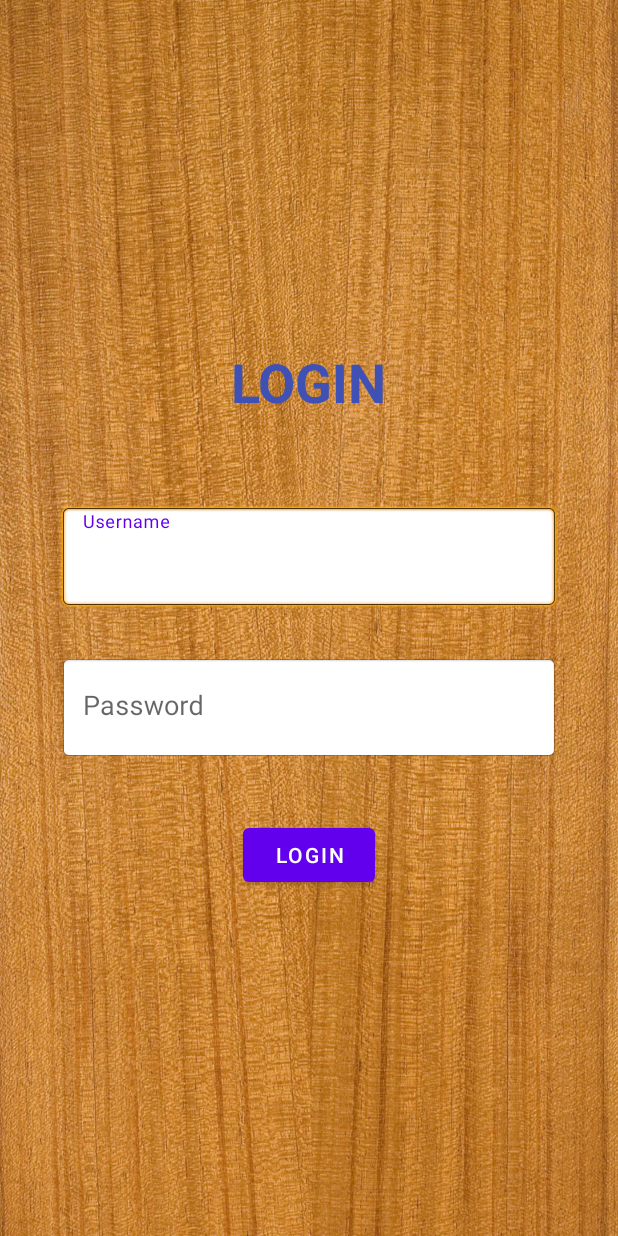
After one commit to theKeval/GoalGame, an Android app: the LoginActivity screen opened directly, with no data from a screen before it, on a phone screen of 412 x 824 dp. The commit adds this screen. Run offline under Robolectric (Android 15) with nearby library versions, the phone set to English and light mode, and no system bars.

Commit message:
signup and login activity created - half baked

```diff
--- a/app/src/main/AndroidManifest.xml
+++ b/app/src/main/AndroidManifest.xml
@@ -9,6 +9,8 @@
         android:roundIcon="@mipmap/ic_launcher_round"
         android:supportsRtl="true"
         android:theme="@style/Theme.GoalGame">
+        <activity android:name=".LoginActivity"></activity>
+        <activity android:name=".SignUpActivity" />
         <activity android:name=".MainActivity">
             <intent-filter>
                 <action android:name="android.intent.action.MAIN" />
--- /dev/null
+++ b/app/src/main/java/com/thekeval/goalgame/LoginActivity.java
@@ -0,0 +1,14 @@
+package com.thekeval.goalgame;
+
+import androidx.appcompat.app.AppCompatActivity;
+
+import android.os.Bundle;
+
+public class LoginActivity extends AppCompatActivity {
+
+    @Override
+    protected void onCreate(Bundle savedInstanceState) {
+        super.onCreate(savedInstanceState);
+        setContentView(R.layout.activity_login);
+    }
+}
--- /dev/null
+++ b/app/src/main/res/layout/activity_login.xml
@@ -0,0 +1,106 @@
+<?xml version="1.0" encoding="utf-8"?>
+<androidx.constraintlayout.widget.ConstraintLayout xmlns:android="http://schemas.android.com/apk/res/android"
+    xmlns:app="http://schemas.android.com/apk/res-auto"
+    xmlns:tools="http://schemas.android.com/tools"
+    android:layout_width="match_parent"
+    android:layout_height="match_parent"
+    tools:context=".LoginActivity">
+
+    <ImageView
+        android:id="@+id/imageView3"
+        android:layout_width="wrap_content"
+        android:layout_height="wrap_content"
+        android:scaleType="fitXY"
+        app:layout_constraintBottom_toBottomOf="parent"
+        app:layout_constraintEnd_toEndOf="parent"
+        app:layout_constraintStart_toStartOf="parent"
+        app:layout_constraintTop_toTopOf="parent"
+        app:srcCompat="@drawable/wood_bg_2" />
+
+    <TextView
+        android:id="@+id/textView2"
+        android:layout_width="wrap_content"
+        android:layout_height="wrap_content"
+        android:text="Login"
+        android:textAllCaps="true"
+        android:textColor="#3F51B5"
+        android:textSize="36sp"
+        android:textStyle="bold"
+        app:layout_constraintBottom_toTopOf="@+id/input_username"
+        app:layout_constraintEnd_toEndOf="parent"
+        app:layout_constraintHorizontal_bias="0.5"
+        app:layout_constraintStart_toStartOf="parent"
+        app:layout_constraintTop_toBottomOf="@+id/imageView3"
+        app:layout_constraintVertical_chainStyle="packed" />
+
+    <com.google.android.material.textfield.TextInputLayout
+        android:id="@+id/input_username"
+        android:layout_width="match_parent"
+        android:layout_height="wrap_content"
+        android:layout_marginStart="32dp"
+        android:layout_marginTop="50dp"
+        android:layout_marginEnd="32dp"
+        app:boxCollapsedPaddingTop="5dp"
+        app:boxStrokeWidth="0dp"
+        app:boxStrokeWidthFocused="0dp"
+        app:layout_constraintBottom_toTopOf="@+id/input_password"
+        app:layout_constraintEnd_toEndOf="@+id/textView2"
+        app:layout_constraintHorizontal_bias="0.5"
+        app:layout_constraintStart_toStartOf="@+id/textView2"
+        app:layout_constraintTop_toBottomOf="@+id/textView2">
+
+        <EditText
+            android:id="@+id/et_userName"
+            android:layout_width="match_parent"
+            android:layout_height="70dp"
+            android:layout_margin="7dp"
+            android:background="@android:drawable/editbox_background"
+            android:hint="Username"
+            android:inputType="textPersonName"
+            android:singleLine="true"
+            android:textSize="18sp" />
+
+    </com.google.android.material.textfield.TextInputLayout>
+
+    <com.google.android.material.textfield.TextInputLayout
+        android:id="@+id/input_password"
+        android:layout_width="match_parent"
+        android:layout_height="wrap_content"
+        android:layout_marginStart="32dp"
+        android:layout_marginTop="16dp"
+        android:layout_marginEnd="32dp"
+        app:boxCollapsedPaddingTop="5dp"
+        app:boxStrokeWidth="0dp"
+        app:boxStrokeWidthFocused="0dp"
+        app:layout_constraintBottom_toTopOf="@+id/btnSignUp_signUpScreen2"
+        app:layout_constraintEnd_toEndOf="@+id/input_username"
+        app:layout_constraintHorizontal_bias="0.5"
+        app:layout_constraintStart_toStartOf="@+id/input_username"
+        app:layout_constraintTop_toBottomOf="@+id/input_username">
+
+        <EditText
+            android:id="@+id/et_password"
+            android:layout_width="match_parent"
+            android:layout_height="70dp"
+            android:layout_margin="7dp"
+            android:background="@android:drawable/editbox_background"
+            android:hint="Password"
+            android:inputType="textVisiblePassword"
+            android:singleLine="true"
+            android:textSize="18sp" />
+
+    </com.google.android.material.textfield.TextInputLayout>
+
+    <Button
+        android:id="@+id/btnSignUp_signUpScreen2"
+        android:layout_width="wrap_content"
+        android:layout_height="wrap_content"
+        android:layout_marginTop="32dp"
+        android:text="Login"
+        app:layout_constraintBottom_toTopOf="@+id/imageView3"
+        app:layout_constraintEnd_toEndOf="@+id/input_password"
+        app:layout_constraintHorizontal_bias="0.5"
+        app:layout_constraintStart_toStartOf="@+id/input_password"
+        app:layout_constraintTop_toBottomOf="@+id/input_password" />
+
+</androidx.constraintlayout.widget.ConstraintLayout>
--- a/app/src/main/res/values/colors.xml
+++ b/app/src/main/res/values/colors.xml
@@ -7,4 +7,7 @@
     <color name="teal_700">#FF018786</color>
     <color name="black">#FF000000</color>
     <color name="white">#FFFFFFFF</color>
+
+    <color name="wood">#CAA472</color>
+    <color name="wood_dark">#82490b</color>
 </resources>
--- a/app/src/main/res/values/themes.xml
+++ b/app/src/main/res/values/themes.xml
@@ -1,6 +1,6 @@
 <resources xmlns:tools="http://schemas.android.com/tools">
     <!-- Base application theme. -->
-    <style name="Theme.GoalGame" parent="Theme.MaterialComponents.DayNight.DarkActionBar">
+    <style name="Theme.GoalGame" parent="Theme.MaterialComponents.DayNight.NoActionBar">
         <!-- Primary brand color. -->
         <item name="colorPrimary">@color/purple_500</item>
         <item name="colorPrimaryVariant">@color/purple_700</item>
@@ -10,7 +10,11 @@
         <item name="colorSecondaryVariant">@color/teal_700</item>
         <item name="colorOnSecondary">@color/black</item>
         <!-- Status bar color. -->
-        <item name="android:statusBarColor" tools:targetApi="l">?attr/colorPrimaryVariant</item>
+        <item name="android:statusBarColor" tools:targetApi="l">@color/wood_dark</item>
+<!--        ?attr/wood_dark-->
         <!-- Customize your theme here. -->
+
+
+
     </style>
 </resources>
```
Also changed, not shown: app/src/main/java/com/thekeval/goalgame/MainActivity.java (+25 -0 lines), app/src/main/java/com/thekeval/goalgame/Model/PlayerModel.java (added, +13 -0 lines), app/src/main/java/com/thekeval/goalgame/SignUpActivity.java (added, +65 -0 lines), app/src/main/java/com/thekeval/goalgame/database/DatabaseHandler.java (added, +89 -0 lines), app/src/main/res/layout/activity_main.xml (+47 -5 lines), app/src/main/res/layout/activity_sign_up.xml (added, +125 -0 lines), app/src/main/res/drawable-v24/ball.png (added), app/src/main/res/drawable-v24/wood_bg_2.jpg (added).
